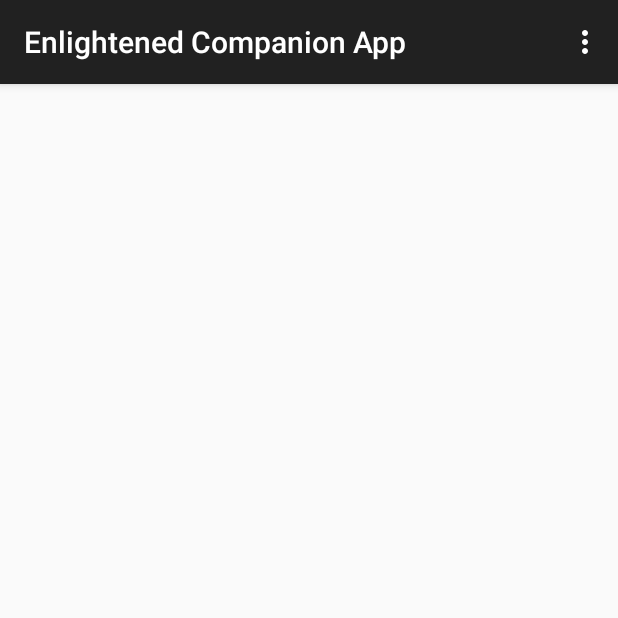
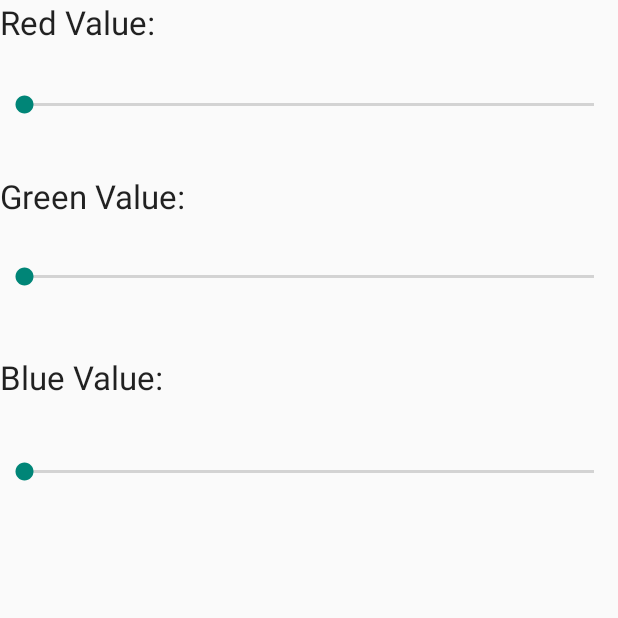
Before and after one commit to nvaughan/NVaughan_EnlightenedCaptone, an Android app: the screen it shows after launch (MainActivity), on a phone screen of 412 x 824 dp, the top half of it. Run offline under Robolectric (Android 15) with nearby library versions, the light colour scheme and no system bars.

Commit message:
Mobile App
App has three silder bars going form 0 to 255. 3 for Red Grene and blue

```diff
--- a/Code/EnlightenedCompanionAppProject/EnlightenedCompanionApp/src/main/java/cap/nvaughan/enlightenedcompanionapp/HelloWorldAcivity.java
+++ b/Code/EnlightenedCompanionAppProject/EnlightenedCompanionApp/src/main/java/cap/nvaughan/enlightenedcompanionapp/HelloWorldAcivity.java
@@ -39,7 +39,7 @@
 //        // change progress text label with current seekbar value
 //        textProgress.setText("The value is: " + progress);
 //        // change action text label to changing
-//        textAction.setText("changing");
+//
 //    }
 //
 //    @Override
--- a/Code/EnlightenedCompanionAppProject/EnlightenedCompanionApp/src/main/java/cap/nvaughan/enlightenedcompanionapp/MainActivity.java
+++ b/Code/EnlightenedCompanionAppProject/EnlightenedCompanionApp/src/main/java/cap/nvaughan/enlightenedcompanionapp/MainActivity.java
@@ -1,5 +1,6 @@
 package cap.nvaughan.enlightenedcompanionapp;
 
+import android.app.Activity;
 import android.support.v7.app.ActionBarActivity;
 import android.support.v7.app.ActionBar;
 import android.support.v4.app.Fragment;
@@ -10,56 +11,69 @@ import android.view.MenuItem;
 import android.view.View;
 import android.view.ViewGroup;
 import android.os.Build;
+import android.widget.SeekBar;
+import android.widget.TextView;
 
-public class MainActivity extends ActionBarActivity {
+public class MainActivity extends Activity implements SeekBar.OnSeekBarChangeListener {
 
-    @Override
-    protected void onCreate(Bundle savedInstanceState) {
-        super.onCreate(savedInstanceState);
-        setContentView(R.layout.activity_main);
-
-        if (savedInstanceState == null) {
-            getSupportFragmentManager().beginTransaction()
-                    .add(R.id.container, new PlaceholderFragment())
-                    .commit();
-        }
-    }
+    private SeekBar barRed; // declare seekbar object variable
+    private SeekBar barGreen; // declare seekbar object variable
+    private SeekBar barBlue; // declare seekbar object variable
+    // declare text label objects
+    private TextView textRedValue, textGreenVlaue, textBlueValue;
 
 
+    /**
+     * Called when the activity is first created.
+     */
     @Override
-    public boolean onCreateOptionsMenu(Menu menu) {
+    public void onCreate(Bundle savedInstanceState) {
+        super.onCreate(savedInstanceState);
+        // load the layout
+        setContentView(R.layout.fragment_main);
+        barRed = (SeekBar) findViewById(R.id.seekRedValue); // make seekbar object
+        barRed.setOnSeekBarChangeListener(this); // set seekbar listener.
+        // since we are using this class as the listener the class is "this"
+        barGreen = (SeekBar) findViewById(R.id.seekGreenValue); // make seekbar object
+        barGreen.setOnSeekBarChangeListener(this); // set seekbar listener.
 
-        // Inflate the menu; this adds items to the action bar if it is present.
-        getMenuInflater().inflate(R.menu.main, menu);
-        return true;
+        barBlue = (SeekBar) findViewById(R.id.seekBlueValue); // make seekbar object
+        barBlue.setOnSeekBarChangeListener(this); // set seekbar listener.
+
+
+        // make text label for progress value
+        textRedValue = (TextView) findViewById(R.id.textRedValue);
+        // make text label for action
+        textBlueValue = (TextView) findViewById(R.id.textBlueValue);
+        textGreenVlaue = (TextView) findViewById(R.id.textGreenValue);
+
     }
 
     @Override
-    public boolean onOptionsItemSelected(MenuItem item) {
-        // Handle action bar item clicks here. The action bar will
-        // automatically handle clicks on the Home/Up button, so long
-        // as you specify a parent activity in AndroidManifest.xml.
-        switch (item.getItemId()) {
-            case R.id.action_settings:
-                return true;
-        }
-        return super.onOptionsItemSelected(item);
+    public void onProgressChanged(SeekBar seekBar, int progress,
+                                  boolean fromUser) {
+        // TODO Auto-generated method stub
+        if(seekBar == barRed)
+        // change progress text label with current seekbar value
+        textRedValue.setText("Red Value: " + progress);
+        else if(seekBar == barGreen)
+        // change action text label to changing
+        textGreenVlaue.setText("Green Value: " + progress);
+        else
+            textBlueValue.setText("Blue Value: " +progress);
     }
 
-    /**
-     * A placeholder fragment containing a simple view.
-     */
-    public static class PlaceholderFragment extends Fragment {
+    @Override
+    public void onStartTrackingTouch(SeekBar seekBar) {
+        // TODO Auto-generated method stub
 
-        public PlaceholderFragment() {
-        }
 
-        @Override
-        public View onCreateView(LayoutInflater inflater, ViewGroup container,
-                Bundle savedInstanceState) {
-            View rootView = inflater.inflate(R.layout.fragment_main, container, false);
-            return rootView;
-        }
+    }
+
+    @Override
+    public void onStopTrackingTouch(SeekBar seekBar) {
+        // TODO Auto-generated method stub
+
     }
 
 }
--- a/Code/EnlightenedCompanionAppProject/EnlightenedCompanionApp/src/main/res/layout/fragment_main.xml
+++ b/Code/EnlightenedCompanionAppProject/EnlightenedCompanionApp/src/main/res/layout/fragment_main.xml
@@ -6,32 +6,62 @@
     xmlns:android="http://schemas.android.com/apk/res/android">
 
     <TextView
-        android:text="progress displayed here"
+        android:text="Red Value:"
         android:textAppearance="?android:attr/textAppearanceLarge"
-        android:id="@+id/textViewProgress"
+        android:id="@+id/textRedValue"
         android:layout_height="wrap_content"
         android:layout_width="wrap_content"
         android:layout_alignParentTop="true"
         android:layout_alignParentLeft="true"></TextView>
 
     <TextView
-        android:text="action displayed here"
+        android:text="Green Value:"
         android:textAppearance="?android:attr/textAppearanceLarge"
-        android:id="@+id/textViewAction"
+        android:id="@+id/textGreenValue"
         android:layout_height="wrap_content"
         android:layout_width="wrap_content"
-        android:layout_below="@+id/seekBar1"
+        android:layout_below="@+id/seekRedValue"
         android:layout_alignParentLeft="true"
         android:layout_marginTop="37dp"></TextView>
 
-    <cap.nvaughan.enlightenedcompanionapp.SeekBarActivity
-        android:id="@+id/seekBar1"
-        android:max="100"
-
+    <SeekBar
+        android:id="@+id/seekRedValue"
+        android:max="255"
         android:layout_width="match_parent"
         android:layout_height="wrap_content"
-        android:layout_below="@+id/textViewProgress"
+        android:layout_below="@+id/textRedValue"
         android:layout_alignParentLeft="true"
-        android:layout_marginTop="31dp"></cap.nvaughan.enlightenedcompanionapp.SeekBarActivity>
+        android:layout_marginTop="31dp"></SeekBar>
+
+    <SeekBar
+        android:layout_width="wrap_content"
+        android:layout_height="wrap_content"
+        android:id="@+id/seekGreenValue"
+        android:layout_marginTop="30dp"
+        android:layout_below="@+id/textGreenValue"
+        android:layout_alignParentLeft="true"
+        android:layout_alignParentRight="true"
+        android:max="255"/>
+
+    <TextView
+        android:layout_width="wrap_content"
+        android:layout_height="wrap_content"
+        android:textAppearance="?android:attr/textAppearanceLarge"
+        android:text="Blue Value:"
+        android:id="@+id/textBlueValue"
+        android:layout_below="@+id/seekGreenValue"
+        android:layout_alignParentLeft="true"
+        android:layout_marginTop="43dp"
+        />
+
+    <SeekBar
+        android:layout_width="wrap_content"
+        android:layout_height="wrap_content"
+        android:id="@+id/seekBlueValue"
+        android:layout_below="@+id/textBlueValue"
+        android:layout_alignParentLeft="true"
+        android:layout_marginTop="39dp"
+        android:layout_alignParentRight="true"
+        android:max="255"/>
 
 </RelativeLayout>
```
Also changed, not shown: Code/EnlightenedCompanionAppProject/EnlightenedCompanionApp/src/main/java/cap/nvaughan/enlightenedcompanionapp/SeekBarActivity.java (+50 -50 lines), 1 other file.
